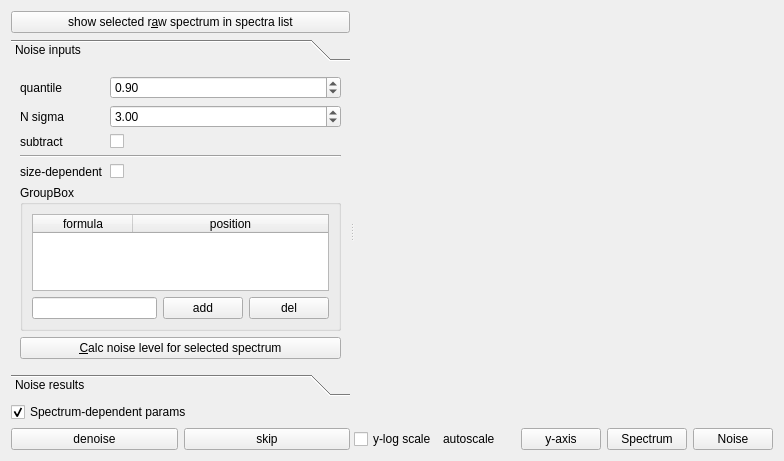
This is Orbitool/UI/Noise.ui in l460289052/Orbitool as Qt 5 draws it before an edit. The edited form follows.
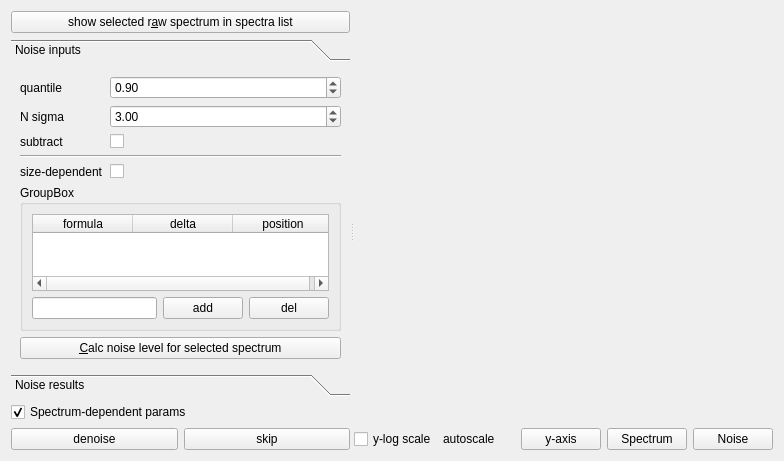
This is the edited form.

Patch:
```diff
--- a/Orbitool/UI/Noise.ui
+++ b/Orbitool/UI/Noise.ui
@@ -59,8 +59,8 @@
            <rect>
             <x>0</x>
             <y>0</y>
-            <width>355</width>
-            <height>325</height>
+            <width>376</width>
+            <height>344</height>
            </rect>
           </property>
           <attribute name="label">
@@ -138,6 +138,9 @@
              <layout class="QVBoxLayout" name="verticalLayout_6">
               <item>
                <widget class="QTableWidget" name="tableWidget">
+                <property name="horizontalScrollMode">
+                 <enum>QAbstractItemView::ScrollPerPixel</enum>
+                </property>
                 <attribute name="horizontalHeaderStretchLastSection">
                  <bool>true</bool>
                 </attribute>
@@ -146,6 +149,11 @@
                   <string>formula</string>
                  </property>
                 </column>
+                <column>
+                 <property name="text">
+                  <string>delta</string>
+                 </property>
+                </column>
                 <column>
                  <property name="text">
                   <string>position</string>
@@ -213,8 +221,8 @@
            <rect>
             <x>0</x>
             <y>0</y>
-            <width>355</width>
-            <height>325</height>
+            <width>169</width>
+            <height>135</height>
            </rect>
           </property>
           <attribute name="label">
```
